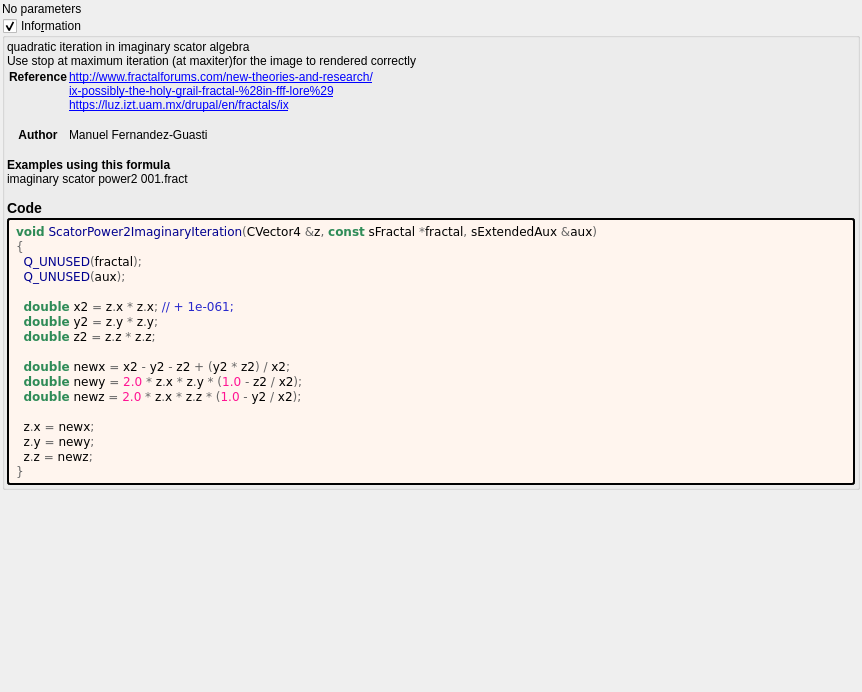
Qt form mandelbulber2/formula/ui/scator_power2_imaginary.ui (buddhi1980/mandelbulber2) before a commit.
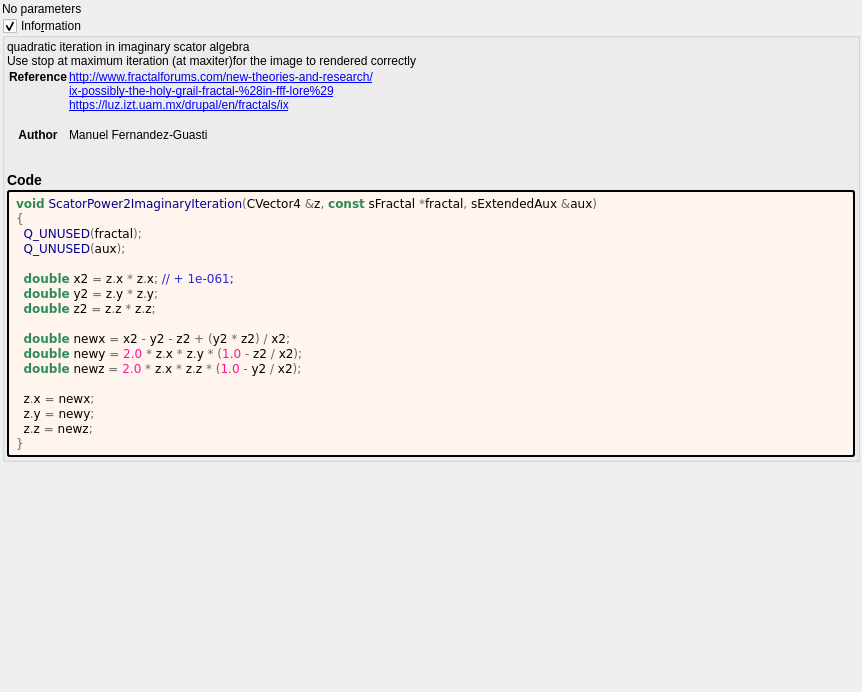
The same form after that commit. Custom widgets are drawn as their Qt base class.

```diff
--- a/mandelbulber2/formula/ui/scator_power2_imaginary.ui
+++ b/mandelbulber2/formula/ui/scator_power2_imaginary.ui
@@ -74,7 +74,7 @@
 &lt;tr&gt;&lt;th&gt;Author&lt;/th&gt;&lt;td&gt;Manuel Fernandez-Guasti&lt;br&gt;
 &lt;/td&gt;&lt;/tr&gt;
 &lt;/table&gt;
-&lt;br&gt;&lt;b&gt;Examples using this formula&lt;/b&gt;&lt;br&gt;imaginary scator power2 001.fract&lt;h3&gt;Code&lt;/h3&gt;</string>
+&lt;h3&gt;Code&lt;/h3&gt;</string>
         </property>
         <property name="wordWrap">
          <bool>true</bool>
```
